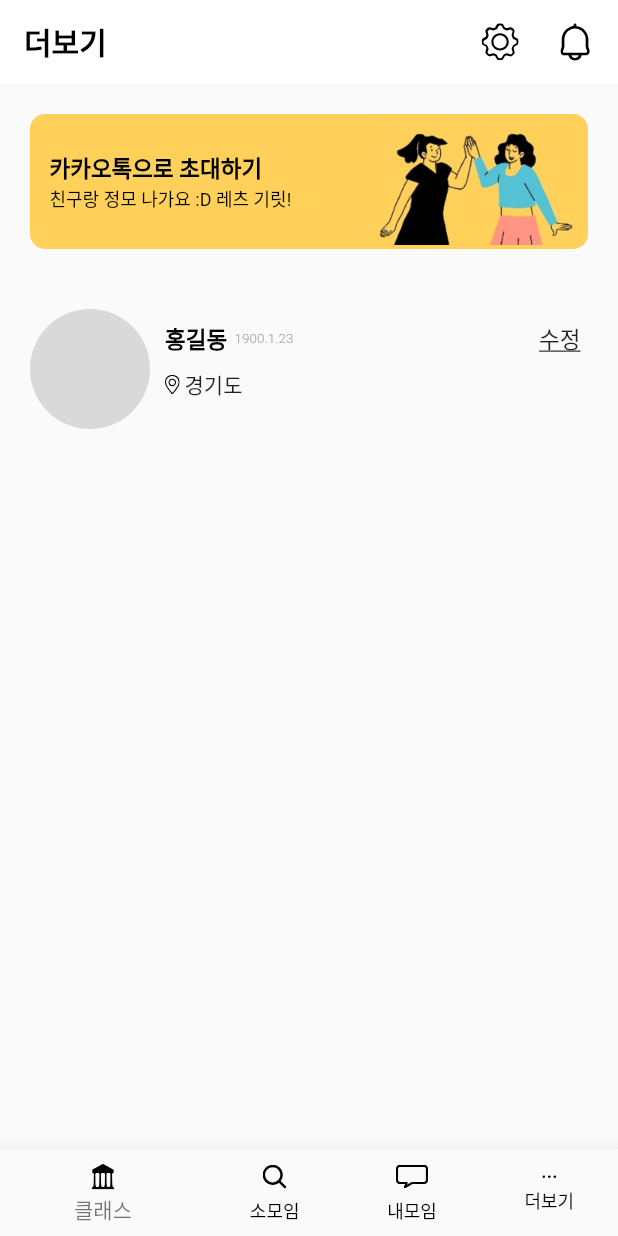
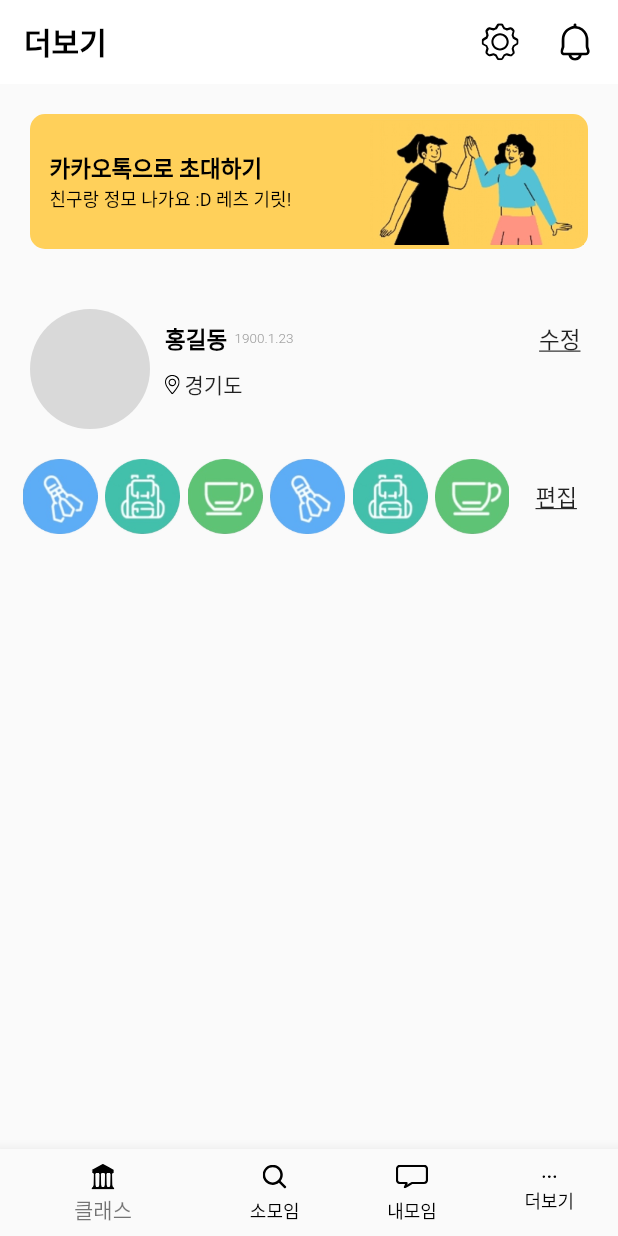
Before and after one commit to tkbro/flutter_ex1, a Flutter app: the screen it shows after launch, on a phone screen of 412 x 824 dp. Run offline on Flutter 3.47's test engine with Material 2 defaults, Android fonts, the phone set to English and light mode, and no system bars; our stand-ins replace flutter_svg.

Commit message:
Add horizontal list view

```diff
--- a/lib/main.dart
+++ b/lib/main.dart
@@ -49,7 +49,8 @@ class _MyHomePageState extends State<MyHomePage> {
             },
           ),
           // buildKakaoInvitePanel(),
-          buildProfilePanel()
+          buildProfilePanel(),
+          buildMyFavorPanel()
         ],
       ),
       bottomNavigationBar: buildBottomNavigationBar(_selectedIndex),
@@ -156,6 +157,61 @@ class _MyHomePageState extends State<MyHomePage> {
     );
   }
 
+  Widget buildMyFavorPanel() {
+    return Container(
+      height: 50,
+      margin: const EdgeInsets.symmetric(horizontal: 10),
+      child: Row(
+        mainAxisSize: MainAxisSize.min,
+        children: [
+          Container(
+            // margin: : ,
+          ),
+          ConstrainedBox(
+            constraints: BoxConstraints(
+              maxWidth: MediaQuery.of(context).size.width * 0.8
+            ),
+            child: Flexible(
+              child: ListView.builder(
+                shrinkWrap: true,
+                scrollDirection: Axis.horizontal,
+                itemCount: 20,
+                itemBuilder: (context, index) {
+                  var path = '';
+                  if (index % 3 == 0) {
+                    path = 'assets/images/ic_exercise.png';
+                  } else if (index % 3 == 1) {
+                    path = 'assets/images/ic_backpack.png';
+                  } else {
+                    path = 'assets/images/ic_cup.png';
+                  }
+
+                  return Container(margin: const EdgeInsets.only(left: 5), child: Image.asset(path, scale: 2.0));
+                }),
+              )
+          ),
+            // )
+            // ListView(
+            //   scrollDirection: Axis.horizontal,
+            //   children: <Widget>[
+            //     Container(margin: const EdgeInsets.only(left: 5), child: Image.asset('assets/images/ic_backpack.png', scale: 2.0)),
+            //     Container(margin: const EdgeInsets.only(left: 5), child: Image.asset('assets/images/ic_cup.png', scale: 2.0)),
+            //     Container(margin: const EdgeInsets.only(left: 5), child: Image.asset('assets/images/ic_exercise.png', scale: 2.0)),
+            //     Container(margin: const EdgeInsets.only(left: 5), child: Image.asset('assets/images/ic_backpack.png', scale: 2.0)),
+            //     Container(margin: const EdgeInsets.only(left: 5), child: Image.asset('assets/images/ic_cup.png', scale: 2.0)),
+            //   ],
+            // ),
+          Expanded(
+            // alignment: Alignment.center,
+            child: Container(
+              alignment: Alignment.center,
+              child: Text("편집", style: TextStyle(fontSize: 15, decoration: TextDecoration.underline))
+            )
+          )
+        ])
+    );
+  }
+
   BottomNavigationBar buildBottomNavigationBar(int index) {
     return BottomNavigationBar(
       unselectedItemColor: Colors.black,
```
